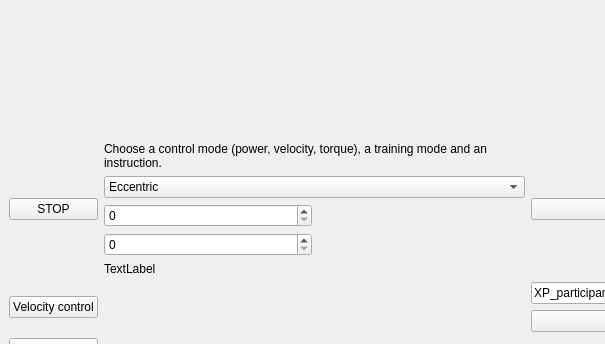
The window that ergocycle_gui.ui (s2mLab/ControlOdrive) describes before a commit, drawn with Qt 5; both pictures show x 0 to 605 and y 0 to 344 of the 960 by 581 pixel window.
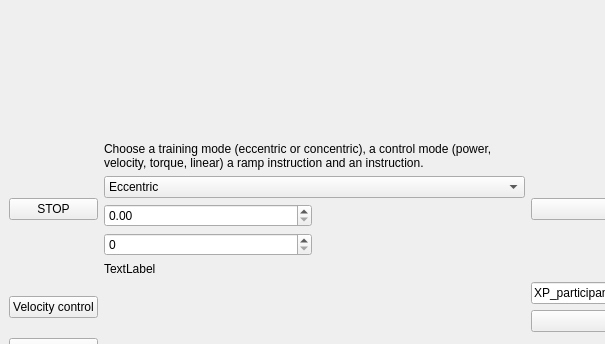
The same window after the commit.

Commit message:
Linear, power, stop and GUI
GUI

GUI

Linear and power

Linear and power

Stop, linear and power

Check

Linear and power

Linear control

Linear

User messages

Diff of the .ui file:
```diff
--- a/ergocycle_gui.ui
+++ b/ergocycle_gui.ui
@@ -123,8 +123,17 @@
        <layout class="QVBoxLayout" name="instructions_verticalLayout">
         <item>
          <widget class="QLabel" name="control_label">
+          <property name="sizePolicy">
+           <sizepolicy hsizetype="Preferred" vsizetype="Minimum">
+            <horstretch>0</horstretch>
+            <verstretch>0</verstretch>
+           </sizepolicy>
+          </property>
+          <property name="styleSheet">
+           <string notr="true">font: 20pt &quot;Ubuntu&quot;;</string>
+          </property>
           <property name="text">
-           <string>&lt;html&gt;&lt;head/&gt;&lt;body&gt;&lt;p&gt;Choose a control mode (power, velocity, torque), a training mode and an instruction.&lt;/p&gt;&lt;/body&gt;&lt;/html&gt;</string>
+           <string>&lt;html&gt;&lt;head/&gt;&lt;body&gt;&lt;p&gt;Choose a training mode (eccentric or concentric), a control mode (power, velocity, torque, linear) a ramp instruction and an instruction.&lt;/p&gt;&lt;/body&gt;&lt;/html&gt;</string>
           </property>
           <property name="scaledContents">
            <bool>false</bool>
@@ -154,7 +163,7 @@
         <item>
          <layout class="QHBoxLayout" name="instructions_horizontalLayout_2">
           <item>
-           <widget class="QSpinBox" name="instruction_spinBox"/>
+           <widget class="QDoubleSpinBox" name="instruction_spinBox"/>
           </item>
           <item>
            <widget class="QLabel" name="units_label">
```
The commit also changes 67 other files.
